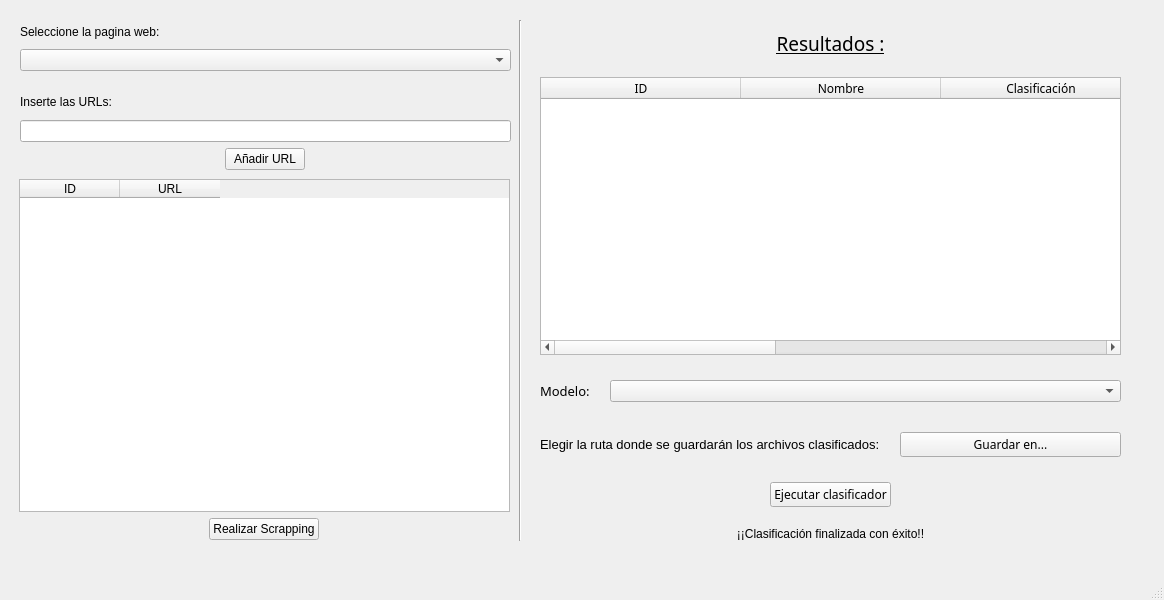
Qt form Resources/UI/VentanaClasificadorWeb.ui (40CompilerErrors/Proyecto2) before a commit.
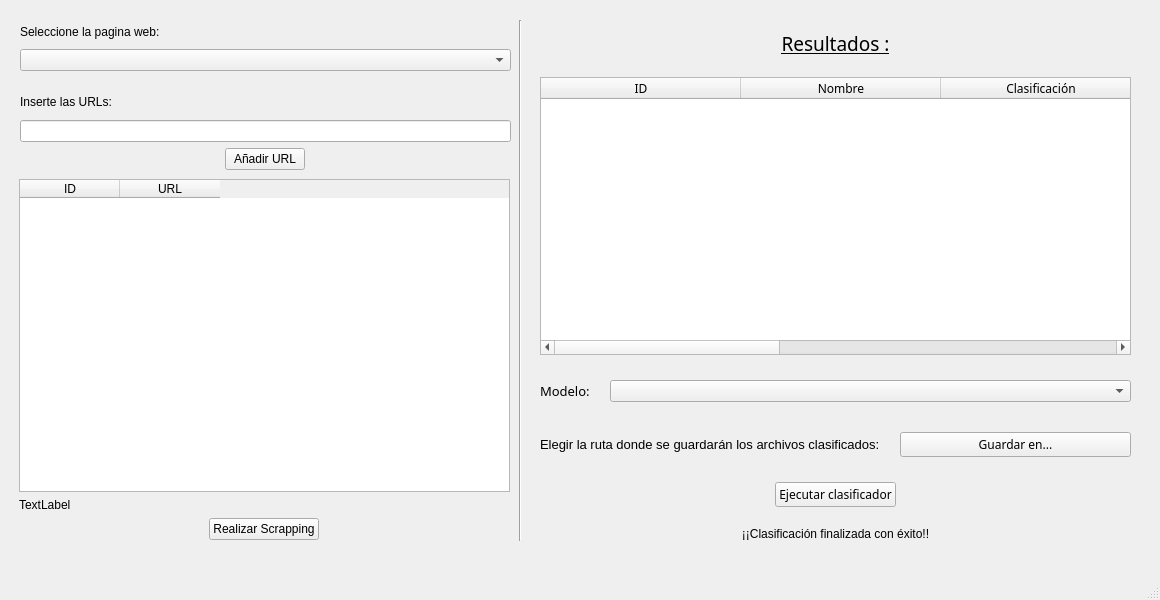
The same form after that commit. Icons and pictures are not drawn.

The edit to the form file:
```diff
--- a/Resources/UI/VentanaClasificadorWeb.ui
+++ b/Resources/UI/VentanaClasificadorWeb.ui
@@ -6,7 +6,7 @@
    <rect>
     <x>0</x>
     <y>0</y>
-    <width>1164</width>
+    <width>1160</width>
     <height>600</height>
    </rect>
   </property>
@@ -89,6 +89,13 @@
        </column>
       </widget>
      </item>
+     <item>
+      <widget class="QLabel" name="label_3">
+       <property name="text">
+        <string>TextLabel</string>
+       </property>
+      </widget>
+     </item>
      <item alignment="Qt::AlignHCenter">
       <widget class="QPushButton" name="scrap_Button">
        <property name="text">
@@ -103,7 +110,7 @@
      <rect>
       <x>530</x>
       <y>20</y>
-      <width>611</width>
+      <width>621</width>
       <height>521</height>
      </rect>
     </property>
```
Left out of the diff: 2 changed lines with no effect on the pictures.
